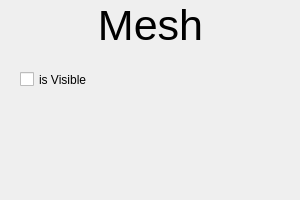
NotBjoggisAtAll/Tomato-Engine, file Widgets/meshwidget.ui: the form before one commit.
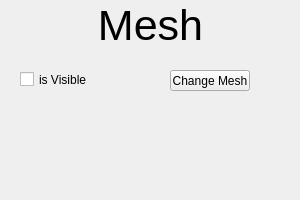
The form after the commit.

Commit message: Added the option to change mesh in runtime

```diff
--- a/Widgets/meshwidget.ui
+++ b/Widgets/meshwidget.ui
@@ -62,6 +62,19 @@
     <set>Qt::AlignCenter</set>
    </property>
   </widget>
+  <widget class="QPushButton" name="changeMeshButton">
+   <property name="geometry">
+    <rect>
+     <x>170</x>
+     <y>70</y>
+     <width>80</width>
+     <height>21</height>
+    </rect>
+   </property>
+   <property name="text">
+    <string>Change Mesh</string>
+   </property>
+  </widget>
  </widget>
  <resources/>
  <connections/>
```
The commit also changes 7 other files.
